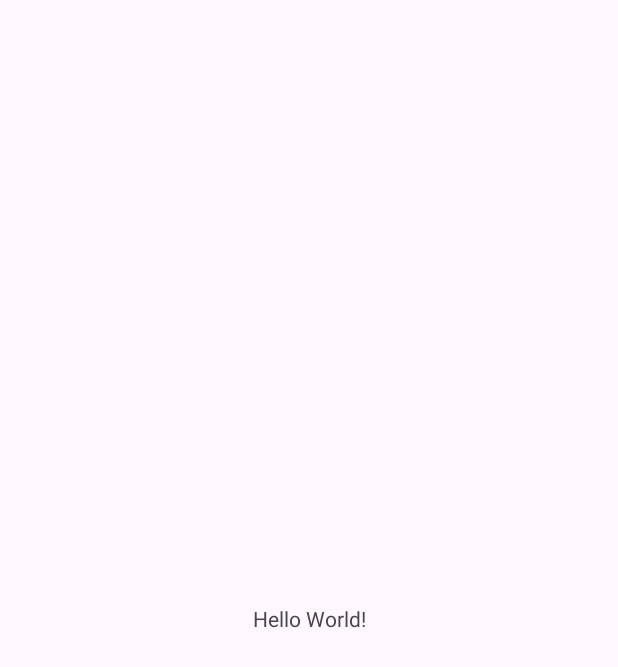
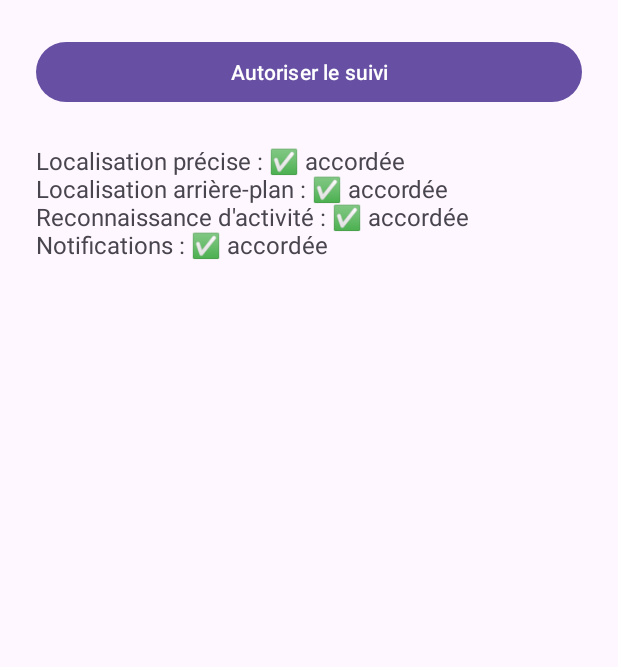
Before and after one commit to Stephebrayal/Traqueur-intelligent-mobilite, an Android app: the screen it shows after launch (MainActivity), on a phone screen of 412 x 824 dp. Before the commit the part shown is almost empty. Shown: the top 667 px of the screen. Run offline under Robolectric (Android 15) with nearby library versions, the phone set to English and light mode, and no system bars.

Commit message:
Etape 1 : Accord des permissions

```diff
--- a/app/build.gradle.kts
+++ b/app/build.gradle.kts
@@ -1,3 +1,4 @@
+
 plugins {
     alias(libs.plugins.android.application)
     // Applique le plugin Google Services : lit app/google-services.json à la compilation
@@ -22,10 +23,7 @@ android {
 
     buildTypes {
         release {
-            optimization {
-                enable = true
-                packageScope = setOf("androidx.**", "kotlin.**", "kotlinx.**")
-            }
+            isMinifyEnabled = false
         }
     }
     compileOptions {
--- a/app/src/main/AndroidManifest.xml
+++ b/app/src/main/AndroidManifest.xml
@@ -1,7 +1,11 @@
 <?xml version="1.0" encoding="utf-8"?>
 <manifest xmlns:android="http://schemas.android.com/apk/res/android"
     xmlns:tools="http://schemas.android.com/tools">
-
+    <uses-permission android:name="android.permission.ACCESS_FINE_LOCATION" />
+    <uses-permission android:name="android.permission.ACCESS_COARSE_LOCATION" />
+    <uses-permission android:name="android.permission.ACCESS_BACKGROUND_LOCATION" />
+    <uses-permission android:name="android.permission.ACTIVITY_RECOGNITION" />
+    <uses-permission android:name="android.permission.POST_NOTIFICATIONS" />
     <application
         android:allowBackup="true"
         android:dataExtractionRules="@xml/data_extraction_rules"
--- a/app/src/main/java/com/example/mobilite/MainActivity.java
+++ b/app/src/main/java/com/example/mobilite/MainActivity.java
@@ -1,24 +1,107 @@
 package com.example.mobilite;
 
+import android.Manifest;
+import android.content.Intent;
+import android.net.Uri;
 import android.os.Bundle;
+import android.provider.Settings;
+import android.widget.Button;
+import android.widget.TextView;
 
-import androidx.activity.EdgeToEdge;
+import androidx.activity.result.ActivityResultLauncher;
+import androidx.activity.result.contract.ActivityResultContracts;
+import androidx.appcompat.app.AlertDialog;
 import androidx.appcompat.app.AppCompatActivity;
-import androidx.core.graphics.Insets;
-import androidx.core.view.ViewCompat;
-import androidx.core.view.WindowInsetsCompat;
+
+import com.example.mobilite.util.PermissionHelper;
 
 public class MainActivity extends AppCompatActivity {
+
+    private TextView statusText;
+
+    // Lanceur 1 : demande groupée (localisation, activité, notifications)
+    private final ActivityResultLauncher<String[]> foregroundLauncher =
+            registerForActivityResult(
+                    new ActivityResultContracts.RequestMultiplePermissions(),
+                    result -> onForegroundResult());
+
+    // Lanceur 2 : demande seule de la localisation en arrière-plan
+    private final ActivityResultLauncher<String> backgroundLauncher =
+            registerForActivityResult(
+                    new ActivityResultContracts.RequestPermission(),
+                    granted -> refreshStatus());
 
     @Override
     protected void onCreate(Bundle savedInstanceState) {
         super.onCreate(savedInstanceState);
-        EdgeToEdge.enable(this);
         setContentView(R.layout.activity_main);
-        ViewCompat.setOnApplyWindowInsetsListener(findViewById(R.id.main), (v, insets) -> {
-            Insets systemBars = insets.getInsets(WindowInsetsCompat.Type.systemBars());
-            v.setPadding(systemBars.left, systemBars.top, systemBars.right, systemBars.bottom);
-            return insets;
-        });
+
+        statusText = findViewById(R.id.statusText);
+        Button startButton = findViewById(R.id.startButton);
+        startButton.setOnClickListener(v -> startPermissionFlow());
+    }
+
+    @Override
+    protected void onResume() {
+        super.onResume();
+        refreshStatus(); // à jour aussi après un retour depuis les paramètres
+    }
+
+    private void startPermissionFlow() {
+        if (PermissionHelper.hasFineLocation(this)) {
+            askBackgroundIfNeeded();
+        } else {
+            foregroundLauncher.launch(PermissionHelper.foregroundPermissions());
+        }
+    }
+
+    private void onForegroundResult() {
+        refreshStatus();
+        if (PermissionHelper.hasFineLocation(this)) {
+            askBackgroundIfNeeded();
+        } else {
+            showSettingsDialog();
+        }
+    }
+
+    private void askBackgroundIfNeeded() {
+        if (PermissionHelper.hasBackgroundLocation(this)) return;
+
+        new AlertDialog.Builder(this)
+                .setTitle("Suivi en arrière-plan")
+                .setMessage("Pour enregistrer vos trajets écran verrouillé, choisissez "
+                        + "« Toujours autoriser » à l'écran suivant.")
+                .setPositiveButton("Continuer", (d, w) ->
+                        backgroundLauncher.launch(Manifest.permission.ACCESS_BACKGROUND_LOCATION))
+                .setNegativeButton("Plus tard", null)
+                .show();
+    }
+
+    private void showSettingsDialog() {
+        new AlertDialog.Builder(this)
+                .setTitle("Localisation nécessaire")
+                .setMessage("Sans la localisation précise, l'app ne peut pas enregistrer "
+                        + "vos trajets. Vous pouvez l'activer dans les paramètres.")
+                .setPositiveButton("Ouvrir les paramètres", (d, w) -> openAppSettings())
+                .setNegativeButton("Annuler", null)
+                .show();
+    }
+
+    private void openAppSettings() {
+        Intent intent = new Intent(Settings.ACTION_APPLICATION_DETAILS_SETTINGS,
+                Uri.fromParts("package", getPackageName(), null));
+        startActivity(intent);
+    }
+
+    private void refreshStatus() {
+        statusText.setText(
+                "Localisation précise : " + label(PermissionHelper.hasFineLocation(this)) + "\n"
+                        + "Localisation arrière-plan : " + label(PermissionHelper.hasBackgroundLocation(this)) + "\n"
+                        + "Reconnaissance d'activité : " + label(PermissionHelper.hasActivityRecognition(this)) + "\n"
+                        + "Notifications : " + label(PermissionHelper.hasNotifications(this)));
+    }
+
+    private String label(boolean granted) {
+        return granted ? "✅ accordée" : "❌ refusée";
     }
 }
--- /dev/null
+++ b/app/src/main/java/com/example/mobilite/util/PermissionHelper.java
@@ -0,0 +1,68 @@
+package com.example.mobilite.util;
+
+/**
+ * Centralise la demande des permissions dangereuses, qui doivent être accordées par l'utilisateur
+ * pendant l'exécution :
+ *  1. localisation précise (ACCESS_FINE_LOCATION)
+ *  2. reconnaissance d'activité (ACTIVITY_RECOGNITION)
+ *  3. notifications (POST_NOTIFICATIONS, Android 13+)
+ *  4. localisation en arrière-plan (ACCESS_BACKGROUND_LOCATION) : doit être demandée
+ *     SÉPARÉMENT et APRÈS la localisation au premier plan (règle d'Android 10+).
+ *
+ * C'est le piège n°1 du projet : sans le bon enchaînement, le suivi s'arrête dès qu'on verrouille l'écran.
+ *
+ * ÉTAPE : 1.
+ */
+
+import android.Manifest;
+import android.content.Context;
+import android.content.pm.PackageManager;
+import android.os.Build;
+
+import androidx.core.content.ContextCompat;
+
+import java.util.ArrayList;
+import java.util.List;
+
+public final class PermissionHelper {
+
+    private PermissionHelper() { }
+
+    /** Permissions demandables ensemble (tout sauf la localisation en arrière-plan). */
+    public static String[] foregroundPermissions() {
+        List<String> list = new ArrayList<>();
+        list.add(Manifest.permission.ACCESS_FINE_LOCATION);
+        list.add(Manifest.permission.ACCESS_COARSE_LOCATION);
+        if (Build.VERSION.SDK_INT >= Build.VERSION_CODES.Q) {
+            list.add(Manifest.permission.ACTIVITY_RECOGNITION);
+        }
+        if (Build.VERSION.SDK_INT >= Build.VERSION_CODES.TIRAMISU) {
+            list.add(Manifest.permission.POST_NOTIFICATIONS);
+        }
+        return list.toArray(new String[0]);
+    }
+
+    public static boolean hasFineLocation(Context context) {
+        return isGranted(context, Manifest.permission.ACCESS_FINE_LOCATION);
+    }
+
+    public static boolean hasActivityRecognition(Context context) {
+        if (Build.VERSION.SDK_INT < Build.VERSION_CODES.Q) return true;
+        return isGranted(context, Manifest.permission.ACTIVITY_RECOGNITION);
+    }
+
+    public static boolean hasNotifications(Context context) {
+        if (Build.VERSION.SDK_INT < Build.VERSION_CODES.TIRAMISU) return true;
+        return isGranted(context, Manifest.permission.POST_NOTIFICATIONS);
+    }
+
+    public static boolean hasBackgroundLocation(Context context) {
+        if (Build.VERSION.SDK_INT < Build.VERSION_CODES.Q) return true;
+        return isGranted(context, Manifest.permission.ACCESS_BACKGROUND_LOCATION);
+    }
+
+    private static boolean isGranted(Context context, String permission) {
+        return ContextCompat.checkSelfPermission(context, permission)
+                == PackageManager.PERMISSION_GRANTED;
+    }
+}
--- a/app/src/main/res/layout/activity_main.xml
+++ b/app/src/main/res/layout/activity_main.xml
@@ -1,19 +1,21 @@
 <?xml version="1.0" encoding="utf-8"?>
-<androidx.constraintlayout.widget.ConstraintLayout xmlns:android="http://schemas.android.com/apk/res/android"
-    xmlns:app="http://schemas.android.com/apk/res-auto"
-    xmlns:tools="http://schemas.android.com/tools"
-    android:id="@+id/main"
+<LinearLayout xmlns:android="http://schemas.android.com/apk/res/android"
     android:layout_width="match_parent"
     android:layout_height="match_parent"
-    tools:context=".MainActivity">
+    android:orientation="vertical"
+    android:padding="24dp"
+    android:fitsSystemWindows="true">
+
+    <Button
+        android:id="@+id/startButton"
+        android:layout_width="match_parent"
+        android:layout_height="wrap_content"
+        android:text="Autoriser le suivi" />
 
     <TextView
-        android:layout_width="wrap_content"
+        android:id="@+id/statusText"
+        android:layout_width="match_parent"
         android:layout_height="wrap_content"
-        android:text="Hello World!"
-        app:layout_constraintBottom_toBottomOf="parent"
-        app:layout_constraintEnd_toEndOf="parent"
-        app:layout_constraintStart_toStartOf="parent"
-        app:layout_constraintTop_toTopOf="parent" />
-
-</androidx.constraintlayout.widget.ConstraintLayout>
+        android:layout_marginTop="24dp"
+        android:textSize="16sp" />
+</LinearLayout>
```
Also changed, not shown: app/src/main/java/com/example/mobilite/MobilityApp.java (added, +19 -0 lines), app/src/main/java/com/example/mobilite/domain/GeoUtils.java (added, +18 -0 lines), app/src/main/java/com/example/mobilite/domain/ModeClassifier.java (added, +18 -0 lines), app/src/main/java/com/example/mobilite/domain/TripDetector.java (added, +21 -0 lines), app/src/main/java/com/example/mobilite/domain/model/SegmentData.java (added, +14 -0 lines), app/src/main/java/com/example/mobilite/domain/model/TransportMode.java (added, +22 -0 lines), app/src/main/java/com/example/mobilite/util/Constants.java (added, +21 -0 lines), 1 other file.
